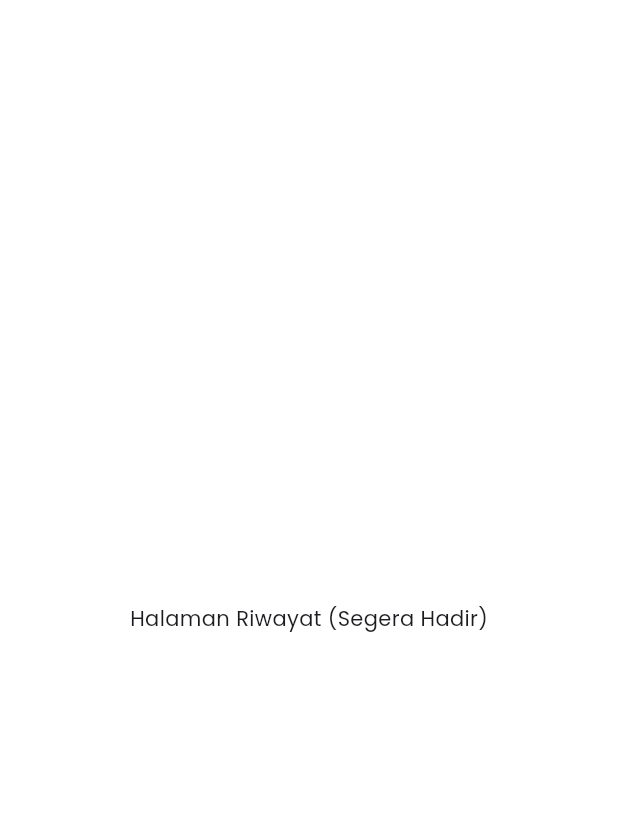
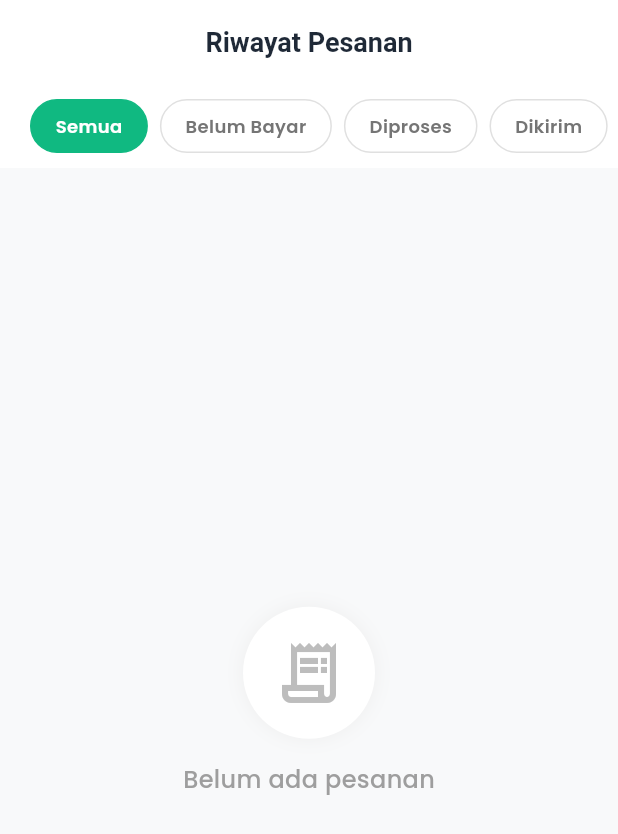
Before and after one commit to mriskisyahputraa2/Aplikasi-PanganKu, a Flutter app: the HistoryPage screen opened directly, on a phone screen of 412 x 824 dp. Shown: the top 834 px of the screen. Run offline on Flutter 3.47's test engine with Material 3 defaults, Android fonts, the phone set to English and light mode, and no system bars; our stand-ins replace cached_network_image, google_fonts, image_picker, shared_preferences; accounts and stored records are empty; network calls fail.

Commit message:
feat/membuat fitur daftar transaction history

```diff
--- /dev/null
+++ b/lib/data/models/order_model.dart
@@ -0,0 +1,62 @@
+class OrderModel {
+  final int id;
+  final String orderNumber;
+  final int totalAmount;
+  final String status;
+  final String paymentStatus;
+  final String createdAtFormatted; // Tanggal cantik
+  final List<OrderItemModel> items; // Daftar barang
+
+  OrderModel({
+    required this.id,
+    required this.orderNumber,
+    required this.totalAmount,
+    required this.status,
+    required this.paymentStatus,
+    required this.createdAtFormatted,
+    required this.items,
+  });
+
+  factory OrderModel.fromJson(Map<String, dynamic> json) {
+    var list = json['items'] as List? ?? [];
+    List<OrderItemModel> itemsList = list
+        .map((i) => OrderItemModel.fromJson(i))
+        .toList();
+
+    return OrderModel(
+      id: json['id'],
+      orderNumber: json['order_number'] ?? '-',
+      totalAmount: json['total_amount'] ?? 0,
+      status: json['status'] ?? 'pending',
+      paymentStatus: json['payment_status'] ?? 'pending',
+      createdAtFormatted: json['created_at_formatted'] ?? '-',
+      items: itemsList,
+    );
+  }
+}
+
+class OrderItemModel {
+  final int id;
+  final String productName;
+  final int quantity;
+  final int price;
+  final String? imageUrl;
+
+  OrderItemModel({
+    required this.id,
+    required this.productName,
+    required this.quantity,
+    required this.price,
+    this.imageUrl,
+  });
+
+  factory OrderItemModel.fromJson(Map<String, dynamic> json) {
+    return OrderItemModel(
+      id: json['id'],
+      productName: json['product_name'] ?? 'Produk',
+      quantity: json['quantity'] ?? 0,
+      price: json['price'] ?? 0,
+      imageUrl: json['image_url'],
+    );
+  }
+}
--- a/lib/main.dart
+++ b/lib/main.dart
@@ -6,6 +6,7 @@ import 'package:panganku_mobile/providers/product_provider.dart';
 import 'package:panganku_mobile/providers/cart_provider.dart';
 import 'package:panganku_mobile/providers/checkout_provider.dart';
 import 'package:panganku_mobile/ui/pages/auth/login_page.dart';
+import 'package:panganku_mobile/providers/order_provider.dart';
 
 void main() {
   runApp(
@@ -16,6 +17,7 @@ void main() {
         ChangeNotifierProvider(create: (_) => ProductProvider()),
         ChangeNotifierProvider(create: (_) => CartProvider()),
         ChangeNotifierProvider(create: (_) => CheckoutProvider()),
+        ChangeNotifierProvider(create: (_) => OrderProvider()),
       ],
       child: const MyApp(),
     ),
--- /dev/null
+++ b/lib/providers/order_provider.dart
@@ -0,0 +1,31 @@
+import 'package:flutter/material.dart';
+import 'package:panganku_mobile/data/models/order_model.dart';
+import 'package:panganku_mobile/data/services/order_service.dart';
+
+class OrderProvider with ChangeNotifier {
+  final OrderService _service = OrderService();
+
+  List<OrderModel> _orders = [];
+  bool _isLoading = false;
+  String _currentStatus = 'all';
+
+  List<OrderModel> get orders => _orders;
+  bool get isLoading => _isLoading;
+  String get currentStatus => _currentStatus;
+
+  Future<void> fetchOrders({String status = 'all'}) async {
+    _isLoading = true;
+    _currentStatus = status;
+    notifyListeners();
+
+    try {
+      _orders = await _service.getOrders(status: status);
+    } catch (e) {
+      print("Error fetching orders: $e");
+      _orders = [];
+    } finally {
+      _isLoading = false;
+      notifyListeners();
+    }
+  }
+}
--- a/lib/ui/pages/history/history_page.dart
+++ b/lib/ui/pages/history/history_page.dart
@@ -1,12 +1,171 @@
 import 'package:flutter/material.dart';
+import 'package:provider/provider.dart';
+import 'package:panganku_mobile/core/theme/app_theme.dart';
+import 'package:panganku_mobile/providers/order_provider.dart';
+import 'package:panganku_mobile/ui/widgets/order_card.dart';
 
-class HistoryPage extends StatelessWidget {
+class HistoryPage extends StatefulWidget {
   const HistoryPage({super.key});
 
   @override
+  State<HistoryPage> createState() => _HistoryPageState();
+}
+
+class _HistoryPageState extends State<HistoryPage> {
+  final List<Map<String, String>> _tabs = [
+    {'label': 'Semua', 'val': 'all'},
+    {'label': 'Belum Bayar', 'val': 'menunggu_pembayaran'},
+    {'label': 'Diproses', 'val': 'diproses'},
+    {'label': 'Dikirim', 'val': 'dikirim'},
+    {'label': 'Selesai', 'val': 'selesai'},
+    {'label': 'Batal', 'val': 'dibatalkan'},
+  ];
+
+  @override
+  void initState() {
+    super.initState();
+    Future.microtask(
+      () => Provider.of<OrderProvider>(context, listen: false).fetchOrders(),
+    );
+  }
+
+  @override
   Widget build(BuildContext context) {
-    return const Scaffold(
-      body: Center(child: Text("Halaman Riwayat (Segera Hadir)")),
+    return Scaffold(
+      backgroundColor: const Color(0xFFF8F9FA),
+      appBar: AppBar(
+        title: const Text(
+          "Riwayat Pesanan",
+          style: TextStyle(
+            fontWeight: FontWeight.bold,
+            color: AppTheme.textDark,
+          ),
+        ),
+        backgroundColor: Colors.white,
+        elevation: 0,
+        automaticallyImplyLeading: false,
+      ),
+      body: Column(
+        children: [
+          // FILTER TABS (Desain Lebih Bersih)
+          Container(
+            height: 56,
+            color: Colors.white,
+            child: ListView.separated(
+              padding: const EdgeInsets.symmetric(horizontal: 20, vertical: 10),
+              scrollDirection: Axis.horizontal,
+              itemCount: _tabs.length,
+              separatorBuilder: (_, __) => const SizedBox(width: 8),
+              itemBuilder: (context, index) {
+                final tab = _tabs[index];
+                final isActive =
+                    Provider.of<OrderProvider>(context).currentStatus ==
+                    tab['val'];
+
+                return GestureDetector(
+                  onTap: () => Provider.of<OrderProvider>(
+                    context,
+                    listen: false,
+                  ).fetchOrders(status: tab['val']!),
+                  child: AnimatedContainer(
+                    duration: const Duration(milliseconds: 200),
+                    padding: const EdgeInsets.symmetric(horizontal: 16),
+                    alignment: Alignment.center,
+                    decoration: BoxDecoration(
+                      color: isActive ? AppTheme.primary : Colors.white,
+                      borderRadius: BorderRadius.circular(20),
+                      border: Border.all(
+                        color: isActive
+                            ? AppTheme.primary
+                            : Colors.grey.shade300,
+                      ),
+                    ),
+                    child: Text(
+                      tab['label']!,
+                      style: TextStyle(
+                        color: isActive ? Colors.white : Colors.grey[600],
+                        fontWeight: FontWeight.w600,
+                        fontSize: 12,
+                      ),
+                    ),
+                  ),
+                );
+              },
+            ),
+          ),
+
+          // LIST ORDER
+          Expanded(
+            child: Consumer<OrderProvider>(
+              builder: (context, provider, child) {
+                if (provider.isLoading) {
+                  return const Center(
+                    child: CircularProgressIndicator(color: AppTheme.primary),
+                  );
+                }
+
+                if (provider.orders.isEmpty) {
+                  return Center(
+                    child: Column(
+                      mainAxisAlignment: MainAxisAlignment.center,
+                      children: [
+                        Container(
+                          padding: const EdgeInsets.all(20),
+                          decoration: BoxDecoration(
+                            color: Colors.white,
+                            shape: BoxShape.circle,
+                            boxShadow: [
+                              BoxShadow(
+                                color: Colors.grey.shade200,
+                                blurRadius: 10,
+                              ),
+                            ],
+                          ),
+                          child: Icon(
+                            Icons.receipt_long_outlined,
+                            size: 48,
+                            color: Colors.grey[400],
+                          ),
+                        ),
+                        const SizedBox(height: 16),
+                        const Text(
+                          "Belum ada pesanan",
+                          style: TextStyle(
+                            color: Colors.grey,
+                            fontSize: 16,
+                            fontWeight: FontWeight.w500,
+                          ),
+                        ),
+                      ],
+                    ),
+                  );
+                }
+
+                return RefreshIndicator(
+                  onRefresh: () =>
+                      provider.fetchOrders(status: provider.currentStatus),
+                  color: AppTheme.primary,
+                  child: ListView.separated(
+                    padding: const EdgeInsets.all(20),
+                    itemCount: provider.orders.length,
+                    separatorBuilder: (_, __) => const SizedBox(
+                      height: 0,
+                    ), // Card sudah punya margin bottom
+                    itemBuilder: (context, index) {
+                      return OrderCard(
+                        order: provider.orders[index],
+                        onTap: () {
+                          // TODO: Navigasi ke DetailPage
+                        },
+                      );
+                    },
+                  ),
+                );
+              },
+            ),
+          ),
+        ],
+      ),
     );
   }
 }
```
Also changed, not shown: lib/data/services/order_service.dart (added, +32 -0 lines), lib/ui/pages/cart/checkout_page.dart (+9 -9 lines), lib/ui/widgets/order_card.dart (added, +255 -0 lines).
